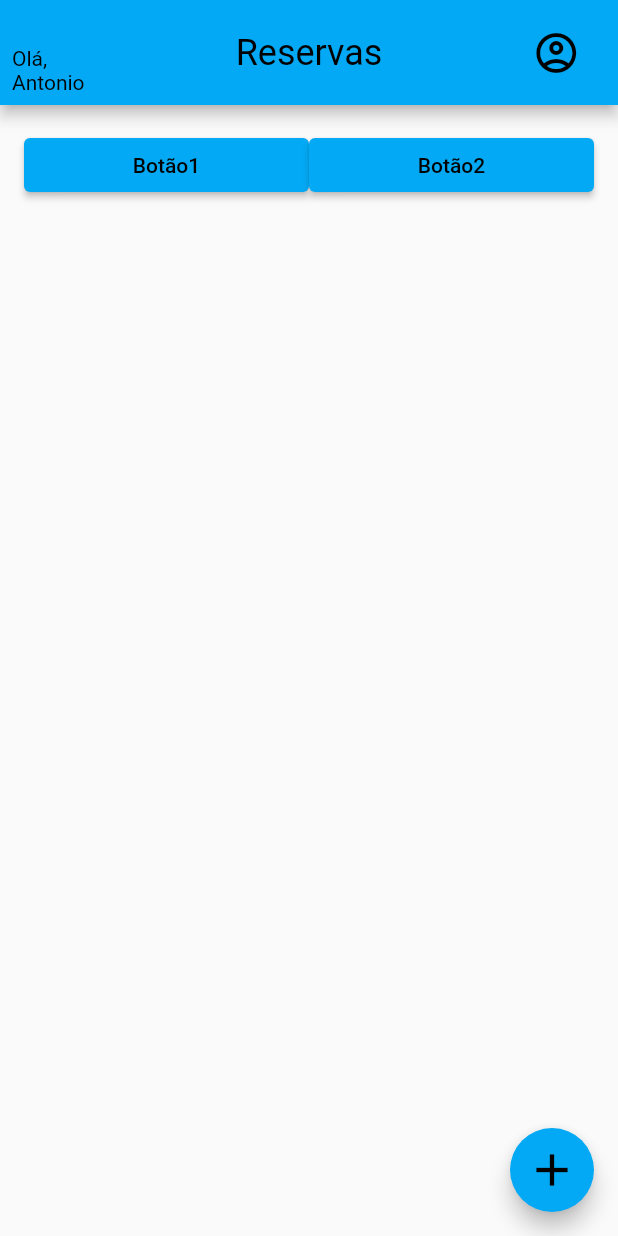
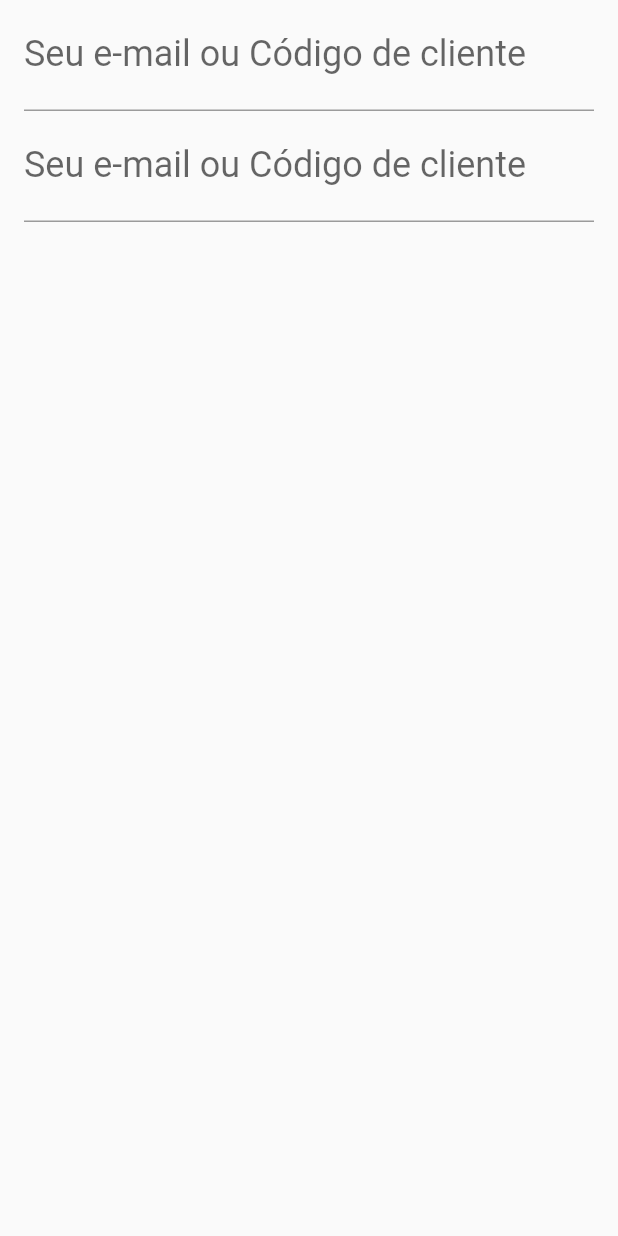
Before and after one commit to Gludke/models-screens-flutter, a Flutter app: the screen it shows after launch, on a phone screen of 412 x 824 dp. Run offline on Flutter 3.47's test engine with Material 2 defaults, Android fonts, the phone set to English and light mode, and no system bars; missing offline and left inert: dart:html.

Commit message:
Tela nova reserva iniciada

```diff
--- /dev/null
+++ b/lib/components/inputs_fields_model_new_reserve.dart
@@ -0,0 +1,39 @@
+import 'package:flutter/material.dart';
+import 'package:loginscreen/others/validates.dart';
+
+class FieldInputNewReserve extends StatelessWidget {
+  final TextEditingController controller;
+  final int minCharacters;
+  final String msgError;
+  final String labelTextOfInput;
+  final TextInputType textInputType;
+  final double? paddingTop;
+
+  FieldInputNewReserve(
+      {required this.controller,
+      required this.minCharacters,
+      required this.msgError,
+      required this.labelTextOfInput,
+      required this.textInputType,
+      this.paddingTop});
+
+  @override
+  Widget build(BuildContext context) {
+    return Padding(
+      padding: EdgeInsets.fromLTRB(16, (paddingTop ?? 0), 16, 0),
+      child: TextFormField(
+        controller: controller,
+        validator: (valueInput) {
+          return validadeInput(valueInput!, minCharacters, msgError);
+        },
+        style: const TextStyle(
+          fontSize: 24.0,
+        ),
+        decoration: InputDecoration(
+          labelText: labelTextOfInput, //Título da label
+        ),
+        keyboardType: textInputType,
+      ),
+    );
+  }
+}
--- a/lib/main.dart
+++ b/lib/main.dart
@@ -1,4 +1,5 @@
 import 'package:flutter/material.dart';
+import 'package:loginscreen/screens/new_reservation.dart';
 import 'package:loginscreen/screens/types_reservations.dart';
 import 'package:loginscreen/screens/user_reservations_dashboard.dart';
 
@@ -20,9 +21,7 @@ class MyApp extends StatelessWidget {
       theme: ThemeData(
         primarySwatch: Colors.lightBlue,
       ),
-      home: UserReservationDashboard(
-        nameUser: 'Antonio',
-      ),
+      home: NewReservation(),
       //UserReservationDashboard(nameUser: 'Pedro'),
     );
   }
--- /dev/null
+++ b/lib/screens/new_reservation.dart
@@ -0,0 +1,48 @@
+import 'package:flutter/material.dart';
+import 'package:loginscreen/components/inputs_fields_model_new_reserve.dart';
+
+class NewReservation extends StatefulWidget {
+  const NewReservation({Key? key}) : super(key: key);
+
+  @override
+  _NewReservationState createState() => _NewReservationState();
+}
+
+class _NewReservationState extends State<NewReservation> {
+  final TextEditingController _controllerFieldTest1 = TextEditingController();
+  final TextEditingController _controllerFieldTest2 = TextEditingController();
+
+  final _formLoginKey =
+      GlobalKey<FormState>(); //chave que serve para chamar o formulário
+
+  @override
+  Widget build(BuildContext context) {
+    return Scaffold(
+      body: ListView(
+        children: [
+          Form(
+            key: _formLoginKey,
+            child: Column(
+              children: [
+                FieldInputNewReserve(
+                  controller: _controllerFieldTest1,
+                  minCharacters: 4,
+                  labelTextOfInput: 'Seu e-mail ou Código de cliente',
+                  msgError: 'Favor digitar um login válido',
+                  textInputType: TextInputType.emailAddress,
+                ),
+                FieldInputNewReserve(
+                  controller: _controllerFieldTest2,
+                  minCharacters: 4,
+                  labelTextOfInput: 'Seu e-mail ou Código de cliente',
+                  msgError: 'Favor digitar um login válido',
+                  textInputType: TextInputType.emailAddress,
+                ),
+              ],
+            ),
+          ),
+        ],
+      ),
+    );
+  }
+}
```
